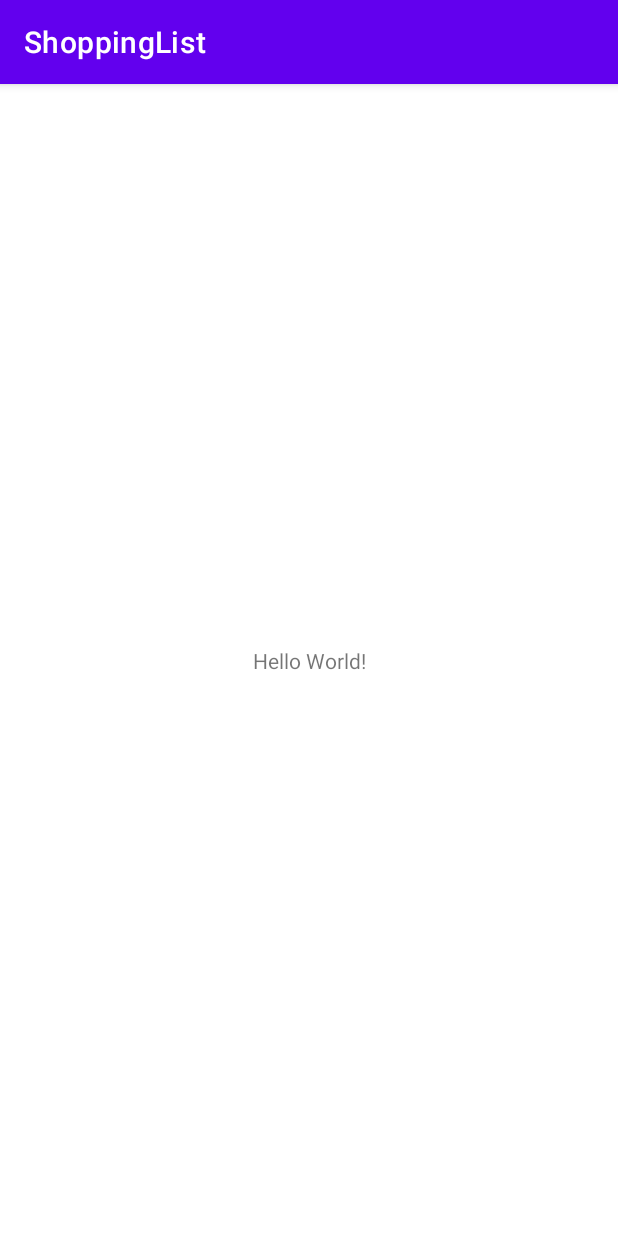
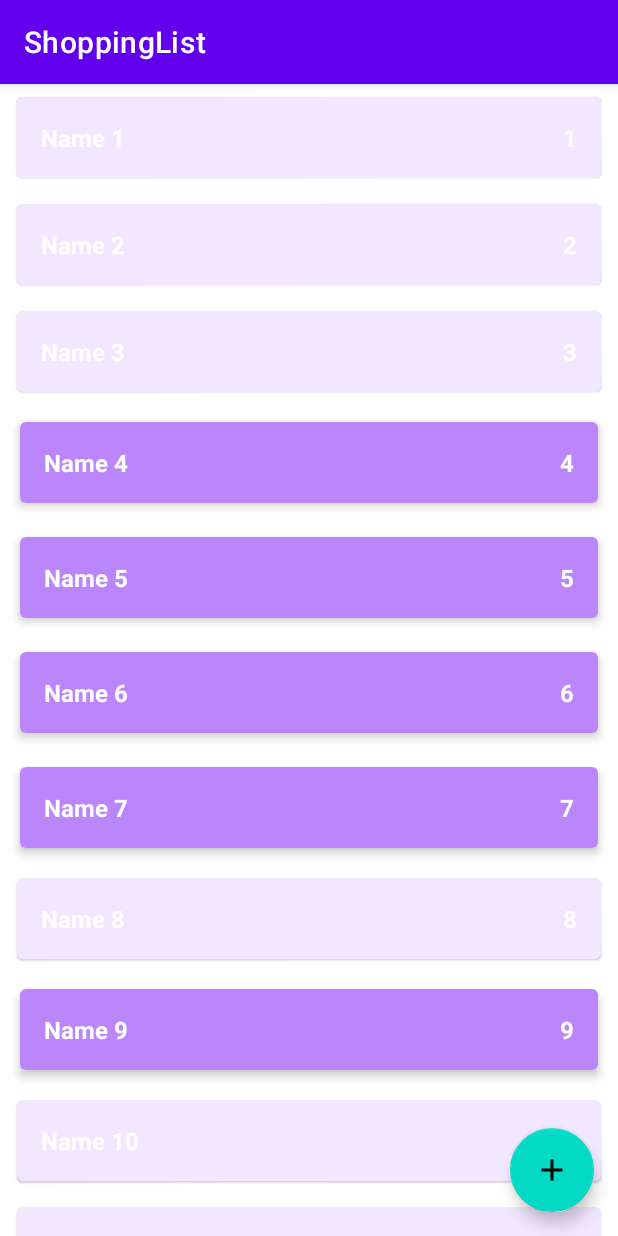
Before and after one commit to aleuatdinjaksilikov/ShoppingList, an Android app: the screen it shows after launch (MainActivity), on a phone screen of 412 x 824 dp. Run offline under Robolectric (Android 15) with nearby library versions, the phone set to English and light mode, and no system bars.

Commit message:
addes codes RecyclerView

```diff
--- a/app/build.gradle
+++ b/app/build.gradle
@@ -1,6 +1,7 @@
 plugins {
     id 'com.android.application'
     id 'org.jetbrains.kotlin.android'
+    id 'kotlin-android-extensions'
 }
 
 android {
--- a/app/src/main/java/com/example/shoppinglist/data/ShopListRepositoryImpl.kt
+++ b/app/src/main/java/com/example/shoppinglist/data/ShopListRepositoryImpl.kt
@@ -4,6 +4,7 @@ import androidx.lifecycle.LiveData
 import androidx.lifecycle.MutableLiveData
 import com.example.shoppinglist.domain.ShopItem
 import com.example.shoppinglist.domain.ShopListRepository
+import java.lang.RuntimeException
 
 object ShopListRepositoryImpl:ShopListRepository {
 
@@ -13,8 +14,8 @@ object ShopListRepositoryImpl:ShopListRepository {
     private var autoIncrementId = 0
 
     init {
-        for (i in 1 until 10){
-            val item = ShopItem("Name $i",i,true)
+        for (i in 1 until 1000){
+            val item = ShopItem("Name $i",i,kotlin.random.Random.nextBoolean())
             AddShopItem(item)
         }
     }
@@ -41,7 +42,7 @@ object ShopListRepositoryImpl:ShopListRepository {
     override fun GetShopItem(shopItemId: Int): ShopItem {
         return shopList.find {
             it.id == shopItemId
-        } ?: throw java.lang.RuntimeException("Element with id $shopItemId not found")
+        } ?: throw RuntimeException("Element with id $shopItemId not found")
     }
 
     override fun GetShopList(): LiveData<List<ShopItem>> {
--- a/app/src/main/java/com/example/shoppinglist/presentation/MainActivity.kt
+++ b/app/src/main/java/com/example/shoppinglist/presentation/MainActivity.kt
@@ -1,21 +1,81 @@
 package com.example.shoppinglist.presentation
 
+import android.annotation.SuppressLint
 import androidx.appcompat.app.AppCompatActivity
 import android.os.Bundle
 import android.util.Log
 import androidx.lifecycle.ViewModelProvider
+import androidx.recyclerview.widget.ItemTouchHelper
+import androidx.recyclerview.widget.RecyclerView
 import com.example.shoppinglist.R
+import com.example.shoppinglist.domain.ShopItem
+import kotlinx.android.synthetic.main.activity_main.*
 
 class MainActivity : AppCompatActivity() {
 
     private lateinit var viewModel: MainViewModel
+    private lateinit var shopItemAdapter: ShopItemAdapter
 
     override fun onCreate(savedInstanceState: Bundle?) {
         super.onCreate(savedInstanceState)
         setContentView(R.layout.activity_main)
+
+        setupRecyclerView()
+
         viewModel = ViewModelProvider(this).get(MainViewModel::class.java)
         viewModel.shopList.observe(this){
-            Log.d("MainActiviteTest",it.toString())
+            shopItemAdapter.submitList(it)
+        }
+    }
+
+    private fun setupRecyclerView() {
+        val rvShopList = findViewById<RecyclerView>(R.id.rv_shop_list)
+        with(rvShopList) {
+            shopItemAdapter = ShopItemAdapter()
+            adapter = shopItemAdapter
+            recycledViewPool.setMaxRecycledViews(
+                ShopItemAdapter.VIEW_TYPE_ENABLED,
+                ShopItemAdapter.MAX_POOL_SIZE
+            )
+            recycledViewPool.setMaxRecycledViews(
+                ShopItemAdapter.VIEW_TYPE_DISABLED,
+                ShopItemAdapter.MAX_POOL_SIZE
+            )
+        }
+        setupLongClickListener()
+        setupClickListener()
+        setupSwipeListener(rvShopList)
+    }
+
+    private fun setupSwipeListener(rvShopList: RecyclerView) {
+        val callback = object : ItemTouchHelper.SimpleCallback(
+            0,
+            ItemTouchHelper.LEFT or ItemTouchHelper.RIGHT
+        ) {
+            override fun onMove(
+                recyclerView: RecyclerView,
+                viewHolder: RecyclerView.ViewHolder,
+                target: RecyclerView.ViewHolder
+            ): Boolean {
+                return false
+            }
+
+            override fun onSwiped(viewHolder: RecyclerView.ViewHolder, direction: Int) {
+                val item = shopItemAdapter.currentList[viewHolder.adapterPosition]
+                viewModel.deleteShopItem(item)
+            }
+        }
+        val itemTouchHelper = ItemTouchHelper(callback)
+        itemTouchHelper.attachToRecyclerView(rvShopList)
+    }
+    private fun setupClickListener() {
+        shopItemAdapter.onShopItemClickListener = {
+            Log.d("MainActivity", it.toString())
+        }
+    }
+    private fun setupLongClickListener() {
+        shopItemAdapter.onShopItemLongClickListener = {
+            viewModel.changeEnableState(shopItem = it)
         }
     }
 }
--- /dev/null
+++ b/app/src/main/java/com/example/shoppinglist/presentation/ShopItemAdapter.kt
@@ -0,0 +1,53 @@
+package com.example.shoppinglist.presentation
+
+import android.util.Log
+import android.view.LayoutInflater
+import android.view.ViewGroup
+import androidx.recyclerview.widget.ListAdapter
+import com.example.shoppinglist.R
+import com.example.shoppinglist.domain.ShopItem
+
+class ShopItemAdapter:ListAdapter<ShopItem,ShopItemViewHolder>(ShopItemDiffCallback()) {
+
+    var onShopItemLongClickListener: ((ShopItem)->Unit)? = null
+    var onShopItemClickListener: ((ShopItem)->Unit)? = null
+
+    override fun onCreateViewHolder(parent: ViewGroup, viewType: Int): ShopItemViewHolder {
+        val layout = when(viewType){
+            VIEW_TYPE_DISABLED -> R.layout.item_shop_disabled
+            VIEW_TYPE_ENABLED -> R.layout.item_shop_enabled
+            else -> throw RuntimeException("Unknown view type $viewType")
+        }
+        var view = LayoutInflater.from(parent.context).inflate(layout,parent,false)
+        return ShopItemViewHolder(view)
+    }
+
+    override fun onBindViewHolder(holder: ShopItemViewHolder, position: Int) {
+        val shopItem = getItem(position)
+        holder.view.setOnLongClickListener {
+            onShopItemLongClickListener?.invoke(shopItem)
+            true
+        }
+        holder.view.setOnClickListener {
+            onShopItemClickListener?.invoke(shopItem)
+        }
+        holder.tvName.text = shopItem.name
+        holder.tvCount.text = shopItem.count.toString()
+    }
+
+    override fun getItemViewType(position: Int): Int {
+        val item = getItem(position)
+        return if(item.enabled){
+            VIEW_TYPE_ENABLED
+        }else{
+            VIEW_TYPE_DISABLED
+        }
+    }
+
+    companion object{
+        const val VIEW_TYPE_ENABLED = 100
+        const val VIEW_TYPE_DISABLED = 101
+
+        const val MAX_POOL_SIZE = 30
+    }
+}
--- /dev/null
+++ b/app/src/main/java/com/example/shoppinglist/presentation/ShopItemDiffCallback.kt
@@ -0,0 +1,14 @@
+package com.example.shoppinglist.presentation
+
+import androidx.recyclerview.widget.DiffUtil
+import com.example.shoppinglist.domain.ShopItem
+
+class ShopItemDiffCallback:DiffUtil.ItemCallback<ShopItem>() {
+    override fun areItemsTheSame(oldItem: ShopItem, newItem: ShopItem): Boolean {
+        return oldItem.id == newItem.id
+    }
+
+    override fun areContentsTheSame(oldItem: ShopItem, newItem: ShopItem): Boolean {
+        return oldItem == newItem
+    }
+}
--- /dev/null
+++ b/app/src/main/java/com/example/shoppinglist/presentation/ShopItemViewHolder.kt
@@ -0,0 +1,11 @@
+package com.example.shoppinglist.presentation
+
+import android.view.View
+import android.widget.TextView
+import androidx.recyclerview.widget.RecyclerView
+import com.example.shoppinglist.R
+
+class ShopItemViewHolder(val view: View):RecyclerView.ViewHolder(view) {
+    val tvName =view.findViewById<TextView>(R.id.tv_name)
+    val tvCount =view.findViewById<TextView>(R.id.tv_count)
+}
--- /dev/null
+++ b/app/src/main/java/com/example/shoppinglist/presentation/ShopListDiffCallback.kt
@@ -0,0 +1,32 @@
+package com.example.shoppinglist.presentation
+
+import androidx.recyclerview.widget.DiffUtil
+import com.example.shoppinglist.domain.ShopItem
+
+class ShopListDiffCallback(
+    private val oldList: List<ShopItem>,
+    private val newList: List<ShopItem>
+):DiffUtil.Callback() {
+
+    override fun getOldListSize(): Int {
+        return oldList.size
+    }
+
+    override fun getNewListSize(): Int {
+        return newList.size
+    }
+
+    override fun areItemsTheSame(oldItemPosition: Int, newItemPosition: Int): Boolean {
+        val oldItem= oldList[oldItemPosition]
+        val newItem= newList[newItemPosition]
+        return oldItem.id == newItem.id
+    }
+
+    override fun areContentsTheSame(oldItemPosition: Int, newItemPosition: Int): Boolean {
+        val oldItem= oldList[oldItemPosition]
+        val newItem= newList[newItemPosition]
+        return oldItem == newItem
+    }
+
+
+}
--- /dev/null
+++ b/app/src/main/res/drawable/ic_add.xml
@@ -0,0 +1,5 @@
+<vector android:height="24dp" android:tint="#000000"
+    android:viewportHeight="24" android:viewportWidth="24"
+    android:width="24dp" xmlns:android="http://schemas.android.com/apk/res/android">
+    <path android:fillColor="@android:color/white" android:pathData="M19,13h-6v6h-2v-6H5v-2h6V5h2v6h6v2z"/>
+</vector>
--- a/app/src/main/res/layout/activity_main.xml
+++ b/app/src/main/res/layout/activity_main.xml
@@ -6,13 +6,28 @@
     android:layout_height="match_parent"
     tools:context=".presentation.MainActivity">
 
-    <TextView
+    <androidx.recyclerview.widget.RecyclerView
+        android:id="@+id/rv_shop_list"
+        android:layout_width="0dp"
+        android:layout_height="0dp"
+        app:layout_constraintTop_toTopOf="parent"
+        app:layout_constraintStart_toStartOf="parent"
+        app:layout_constraintEnd_toEndOf="parent"
+        app:layout_constraintBottom_toBottomOf="parent"
+        app:layoutManager="androidx.recyclerview.widget.LinearLayoutManager"
+        android:orientation="vertical"
+        tools:listitem="@layout/item_shop_enabled"/>
+
+    <com.google.android.material.floatingactionbutton.FloatingActionButton
+        android:id="@+id/btn_add_shop_item"
         android:layout_width="wrap_content"
         android:layout_height="wrap_content"
-        android:text="Hello World!"
         app:layout_constraintBottom_toBottomOf="parent"
         app:layout_constraintEnd_toEndOf="parent"
-        app:layout_constraintStart_toStartOf="parent"
-        app:layout_constraintTop_toTopOf="parent" />
-
+        android:layout_marginEnd="16dp"
+        android:layout_marginBottom="16dp"
+        android:clickable="true"
+        android:focusable="true"
+        android:contentDescription="Add new Shop Item"
+        android:src="@drawable/ic_add"/>
 </androidx.constraintlayout.widget.ConstraintLayout>
--- /dev/null
+++ b/app/src/main/res/layout/item_shop_disabled.xml
@@ -0,0 +1,40 @@
+<?xml version="1.0" encoding="utf-8"?>
+<androidx.cardview.widget.CardView xmlns:android="http://schemas.android.com/apk/res/android"
+    android:layout_width="match_parent"
+    android:layout_height="wrap_content"
+    xmlns:app="http://schemas.android.com/apk/res-auto"
+    android:layout_marginStart="8dp"
+    android:layout_marginTop="4dp"
+    android:layout_marginEnd="8dp"
+    android:layout_marginBottom="4dp"
+    app:cardCornerRadius="4dp"
+    app:cardElevation="1dp"
+    app:cardUseCompatPadding="true">
+
+    <LinearLayout
+        android:layout_width="match_parent"
+        android:layout_height="wrap_content"
+        android:background="#33BB86FC"
+        android:orientation="horizontal"
+        android:padding="@dimen/margin_16">
+
+        <TextView
+            android:id="@+id/tv_name"
+            android:layout_width="0dp"
+            android:layout_height="wrap_content"
+            android:layout_weight="1"
+            android:textColor="@color/white"
+            android:textSize="16sp"
+            android:textStyle="bold"
+            android:text="Салфетки"/>
+        <TextView
+            android:id="@+id/tv_count"
+            android:layout_width="wrap_content"
+            android:layout_height="wrap_content"
+            android:textColor="@color/white"
+            android:textSize="16sp"
+            android:textStyle="bold"
+            android:text="1"/>
+    </LinearLayout>
+
+</androidx.cardview.widget.CardView>
--- /dev/null
+++ b/app/src/main/res/layout/item_shop_enabled.xml
@@ -0,0 +1,40 @@
+<?xml version="1.0" encoding="utf-8"?>
+<androidx.cardview.widget.CardView xmlns:android="http://schemas.android.com/apk/res/android"
+    android:layout_width="match_parent"
+    android:layout_height="wrap_content"
+    xmlns:app="http://schemas.android.com/apk/res-auto"
+    android:layout_marginStart="8dp"
+    android:layout_marginTop="4dp"
+    android:layout_marginEnd="8dp"
+    android:layout_marginBottom="4dp"
+    app:cardCornerRadius="4dp"
+    app:cardElevation="4dp"
+    app:cardUseCompatPadding="true">
+
+    <LinearLayout
+        android:layout_width="match_parent"
+        android:layout_height="wrap_content"
+        android:background="@color/purple_200"
+        android:orientation="horizontal"
+        android:padding="@dimen/margin_16">
+
+        <TextView
+            android:id="@+id/tv_name"
+            android:layout_width="0dp"
+            android:layout_height="wrap_content"
+            android:layout_weight="1"
+            android:textColor="@color/white"
+            android:textSize="16sp"
+            android:textStyle="bold"
+            android:text="Салфетки"/>
+        <TextView
+            android:id="@+id/tv_count"
+            android:layout_width="wrap_content"
+            android:layout_height="wrap_content"
+            android:textColor="@color/white"
+            android:textSize="16sp"
+            android:textStyle="bold"
+            android:text="1"/>
+    </LinearLayout>
+
+</androidx.cardview.widget.CardView>
--- /dev/null
+++ b/app/src/main/res/values/dimens.xml
@@ -0,0 +1,4 @@
+<?xml version="1.0" encoding="utf-8"?>
+<resources>
+    <dimen name="margin_16">16dp</dimen>
+</resources>
```
Also changed, not shown: 1 other file.
